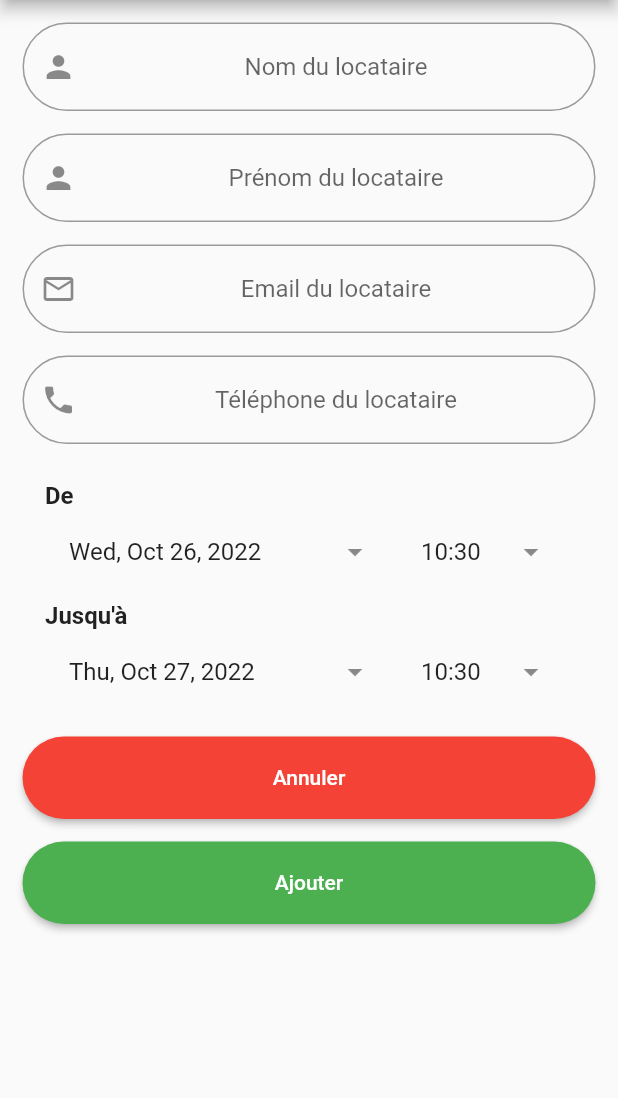
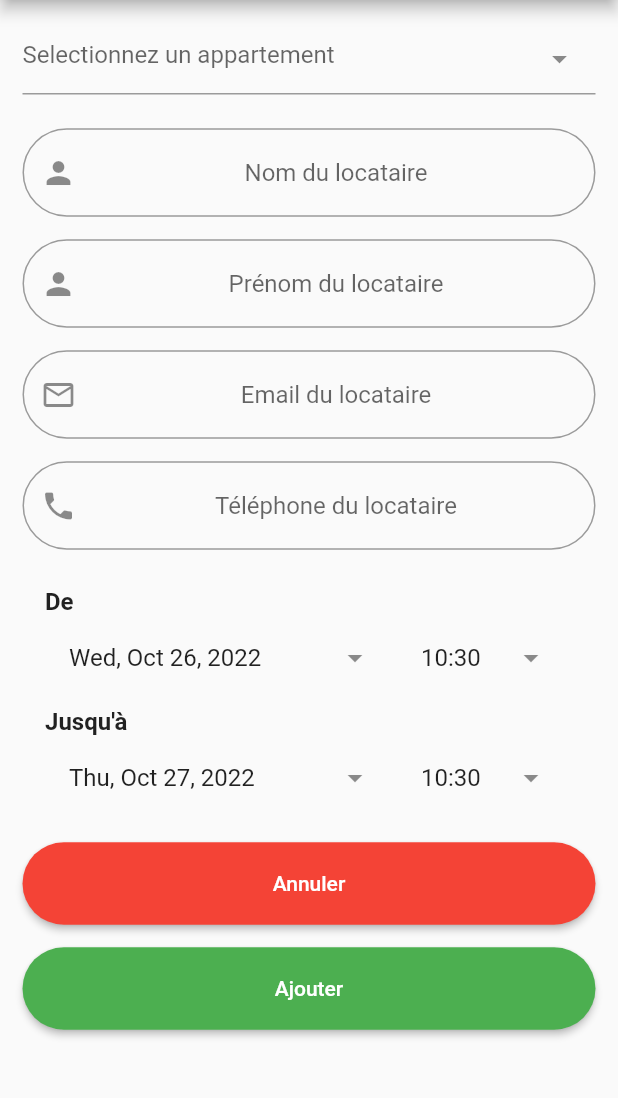
Before and after one commit to LouisLangellier/gest_loc2, a Flutter app: the screen it shows once a user with an empty profile is signed in, item 2 of the bottom bar chosen, after a tap on the "add" icon, on a phone screen of 412 x 824 dp, the part 84-1182 px from its top. Run offline on Flutter 3.47's test engine with Material 2 defaults, Android fonts, the phone set to English and light mode, and no system bars; drawn by our look-alikes of dropdown_search; our stand-ins replace bottom_navy_bar, cloud_firestore, firebase_auth, firebase_core, firebase_storage, image_picker; accounts and stored records are empty.

Commit message:
Add dropdownbutton on location page

```diff
--- a/lib/page/add_modify_location_page.dart
+++ b/lib/page/add_modify_location_page.dart
@@ -1,4 +1,7 @@
+import 'package:cloud_firestore/cloud_firestore.dart';
+import 'package:dropdown_search/dropdown_search.dart';
 import 'package:flutter/material.dart';
+import 'package:gest_loc/util/constant.dart';
 import 'package:gest_loc/util/firebase_handler.dart';
 
 import '../model/member.dart';
@@ -13,6 +16,7 @@ class AddModifyLocationPage extends StatefulWidget {
 }
 
 class _AddModifyLocationPageState extends State<AddModifyLocationPage> {
+  late var selected;
   final _formLocationKey = GlobalKey<FormState>();
   late TextEditingController _name;
   late TextEditingController _firstName;
@@ -20,6 +24,7 @@ class _AddModifyLocationPageState extends State<AddModifyLocationPage> {
   late TextEditingController _phone;
   late DateTime _begin;
   late DateTime _end;
+  late List<dynamic> apartmentsName;
 
   @override
   void initState() {
@@ -30,6 +35,7 @@ class _AddModifyLocationPageState extends State<AddModifyLocationPage> {
     _phone = TextEditingController();
     _begin = DateTime.now();
     _end = DateTime.now().add(const Duration(days: 1));
+    //apartmentsName = FirebaseHandler().getApartmentsNames(widget.member.uid);
   }
 
   @override
@@ -55,6 +61,40 @@ class _AddModifyLocationPageState extends State<AddModifyLocationPage> {
           key: _formLocationKey,
           child: Column(
             children: [
+              Padding(
+                padding: const EdgeInsets.only(
+                    top: 15, left: 15, right: 15, bottom: 7.5),
+                child: StreamBuilder<QuerySnapshot>(
+                  stream: FirebaseHandler()
+                      .fireMember
+                      .doc(widget.member.uid)
+                      .collection(apartmentRef)
+                      .snapshots(),
+                  builder: (context, snapshot) {
+                    if (!snapshot.hasData) {
+                      return const Text("Pas d'apparts");
+                    } else {
+                      return DropdownSearch<String>(
+                          items: snapshot.data!.docs
+                              .map((DocumentSnapshot document) {
+                                Map<String, dynamic> data =
+                                    document.data()! as Map<String, dynamic>;
+                                return data["name"];
+                              })
+                              .toList()
+                              .cast<String>(),
+                          dropdownDecoratorProps: const DropDownDecoratorProps(
+                              dropdownSearchDecoration: InputDecoration(
+                                  hintText: "Selectionnez un appartement")),
+                          onChanged: (value) {
+                            setState(() {
+                              selected = value;
+                            });
+                          });
+                    }
+                  },
+                ),
+              ),
               Padding(
                 padding: const EdgeInsets.only(
                     top: 15, left: 15, right: 15, bottom: 7.5),
--- a/pubspec.yaml
+++ b/pubspec.yaml
@@ -41,6 +41,7 @@ dependencies:
   transparent_image: ^2.0.0
   date_time_picker: ^2.1.0
   intl: ^0.17.0
+  dropdown_search: ^5.0.3
 
 dev_dependencies:
   flutter_test:
```
Also changed, not shown: lib/util/firebase_handler.dart (+10 -5 lines), pubspec.lock.
